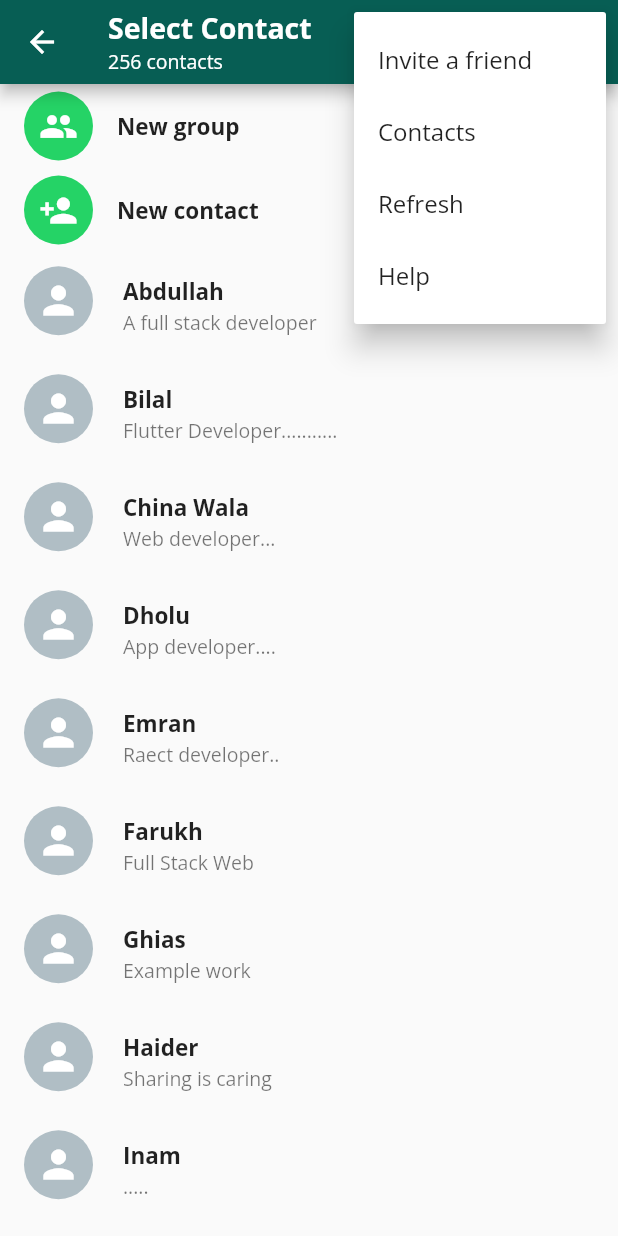
After one commit to bilalpirzada/flutter_whatsapp_clone, a Flutter app: the SelectContact screen opened directly, after a tap on the "more vert" icon, on a phone screen of 412 x 824 dp. The commit adds this screen. Run offline on Flutter 3.47's test engine with Material 2 defaults, Android fonts, the phone set to English and light mode, and no system bars; our stand-ins replace emoji_picker_flutter.

Commit message:
create contact page

```diff
--- /dev/null
+++ b/lib/CustomUI/ButtonCard.dart
@@ -0,0 +1,29 @@
+import 'package:flutter/material.dart';
+
+class ButtonCard extends StatelessWidget {
+  const ButtonCard({required this.name, required this.icon});
+  final String name;
+  final IconData icon;
+
+  @override
+  Widget build(BuildContext context) {
+    return ListTile(
+      leading: CircleAvatar(
+        radius: 23,
+        child: Icon(
+          icon,
+          size: 26,
+          color: Colors.white,
+        ),
+        backgroundColor: Color(0xFF25D366),
+      ),
+      title: Text(
+        name,
+        style: TextStyle(
+          fontSize: 15,
+          fontWeight: FontWeight.bold,
+        ),
+      ),
+    );
+  }
+}
--- /dev/null
+++ b/lib/CustomUI/ContactCard.dart
@@ -0,0 +1,60 @@
+import 'package:flutter/material.dart';
+
+import '../Model/ChatModel.dart';
+
+class ContactCard extends StatelessWidget {
+  final ContactModel contact;
+
+  ContactCard({required this.contact});
+
+  @override
+  Widget build(BuildContext context) {
+    return ListTile(
+      leading: Container(
+        width: 50,
+        height: 53,
+        child: Stack(
+          children: [
+            CircleAvatar(
+              radius: 23,
+              child: Icon(
+                Icons.person,
+                size: 30,
+                color: Colors.white,
+              ),
+              backgroundColor: Colors.blueGrey[200],
+            ),
+            // contact.select
+            //     ? Positioned(
+            //         bottom: 4,
+            //         right: 5,
+            //         child: CircleAvatar(
+            //           backgroundColor: Colors.teal,
+            //           radius: 11,
+            //           child: Icon(
+            //             Icons.check,
+            //             color: Colors.white,
+            //             size: 18,
+            //           ),
+            //         ),
+            //       )
+            //     : Container(),
+          ],
+        ),
+      ),
+      title: Text(
+        contact.name,
+        style: TextStyle(
+          fontSize: 15,
+          fontWeight: FontWeight.bold,
+        ),
+      ),
+      subtitle: Text(
+        contact.status,
+        style: TextStyle(
+          fontSize: 13,
+        ),
+      ),
+    );
+  }
+}
--- a/lib/Model/ChatModel.dart
+++ b/lib/Model/ChatModel.dart
@@ -6,6 +6,7 @@ class ChatModel {
   bool isGroup;
   String time;
   String currentMessage;
+
   ChatModel(
       {required this.currentMessage,
       required this.name,
@@ -13,3 +14,9 @@ class ChatModel {
       required this.isGroup,
       required this.time});
 }
+
+class ContactModel {
+  String name;
+  String status;
+  ContactModel({required this.name, required this.status});
+}
--- a/lib/Pages/ChatPage.dart
+++ b/lib/Pages/ChatPage.dart
@@ -1,6 +1,8 @@
 import 'package:flutter/material.dart';
 import 'package:flutter_whatsapp_clone/CustomUI/CustomChatCard.dart';
 import 'package:flutter_whatsapp_clone/Model/ChatModel.dart';
+
+import '../Screens/SelectContact.dart';
 
 class ChatPage extends StatefulWidget {
   const ChatPage({Key? key}) : super(key: key);
@@ -35,7 +37,11 @@ class _ChatPageState extends State<ChatPage> {
   Widget build(BuildContext context) {
     return Scaffold(
       floatingActionButton: FloatingActionButton(
-        onPressed: () {},
+        onPressed: () {
+          Navigator.push(context,
+              MaterialPageRoute(builder: (builder) => SelectContact())
+              );
+        },
         child: Icon(Icons.chat),
       ),
       body: ListView.builder(
--- /dev/null
+++ b/lib/Screens/SelectContact.dart
@@ -0,0 +1,113 @@
+import 'package:flutter/material.dart';
+
+import '../CustomUI/ButtonCard.dart';
+import '../CustomUI/ContactCard.dart';
+import '../Model/ChatModel.dart';
+
+class SelectContact extends StatefulWidget {
+  @override
+  _SelectContactState createState() => _SelectContactState();
+}
+
+class _SelectContactState extends State<SelectContact> {
+  @override
+  Widget build(BuildContext context) {
+    List<ContactModel> contacts = [
+      ContactModel(
+        name: "Abdullah",
+        status: "A full stack developer",
+      ),
+      ContactModel(name: "Bilal", status: "Flutter Developer..........."),
+      ContactModel(name: "China Wala", status: "Web developer..."),
+      ContactModel(name: "Dholu", status: "App developer...."),
+      ContactModel(name: "Emran", status: "Raect developer.."),
+      ContactModel(name: "Farukh", status: "Full Stack Web"),
+      ContactModel(name: "Ghias", status: "Example work"),
+      ContactModel(name: "Haider", status: "Sharing is caring"),
+      ContactModel(name: "Inam", status: "....."),
+      ContactModel(name: "Kareem", status: "Love you Mom Dad"),
+      ContactModel(name: "Lahore wala", status: "I find the bugs"),
+    ];
+
+    return Scaffold(
+        appBar: AppBar(
+          title: Column(
+            mainAxisAlignment: MainAxisAlignment.start,
+            crossAxisAlignment: CrossAxisAlignment.start,
+            children: [
+              Text(
+                "Select Contact",
+                style: TextStyle(
+                  fontSize: 19,
+                  fontWeight: FontWeight.bold,
+                ),
+              ),
+              Text(
+                "256 contacts",
+                style: TextStyle(
+                  fontSize: 13,
+                ),
+              )
+            ],
+          ),
+          actions: [
+            IconButton(
+                icon: Icon(
+                  Icons.search,
+                  size: 26,
+                ),
+                onPressed: () {}),
+            PopupMenuButton<String>(
+              padding: EdgeInsets.all(0),
+              onSelected: (value) {
+                print(value);
+              },
+              itemBuilder: (BuildContext contesxt) {
+                return [
+                  PopupMenuItem(
+                    child: Text("Invite a friend"),
+                    value: "Invite a friend",
+                  ),
+                  PopupMenuItem(
+                    child: Text("Contacts"),
+                    value: "Contacts",
+                  ),
+                  PopupMenuItem(
+                    child: Text("Refresh"),
+                    value: "Refresh",
+                  ),
+                  PopupMenuItem(
+                    child: Text("Help"),
+                    value: "Help",
+                  ),
+                ];
+              },
+            ),
+          ],
+        ),
+        body: ListView.builder(
+            itemCount: contacts.length + 2,
+            itemBuilder: (context, index) {
+              if (index == 0) {
+                return InkWell(
+                  onTap: () {
+                    // Navigator.push(context,
+                    // MaterialPageRoute(builder: (builder) => CreateGroup()));
+                  },
+                  child: ButtonCard(
+                    icon: Icons.group,
+                    name: "New group",
+                  ),
+                );
+              } else if (index == 1) {
+                return ButtonCard(
+                  icon: Icons.person_add,
+                  name: "New contact",
+                );
+              }
+              return ContactCard(
+                contact: contacts[index - 2],
+              );
+            }));
+  }
+}
```
